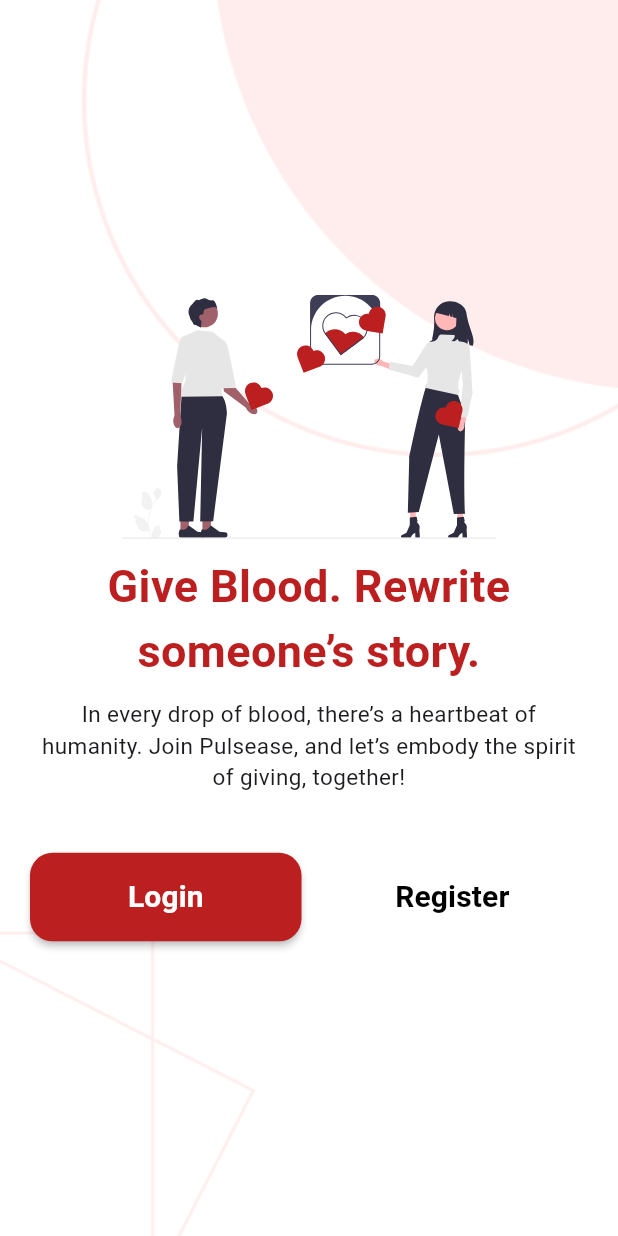
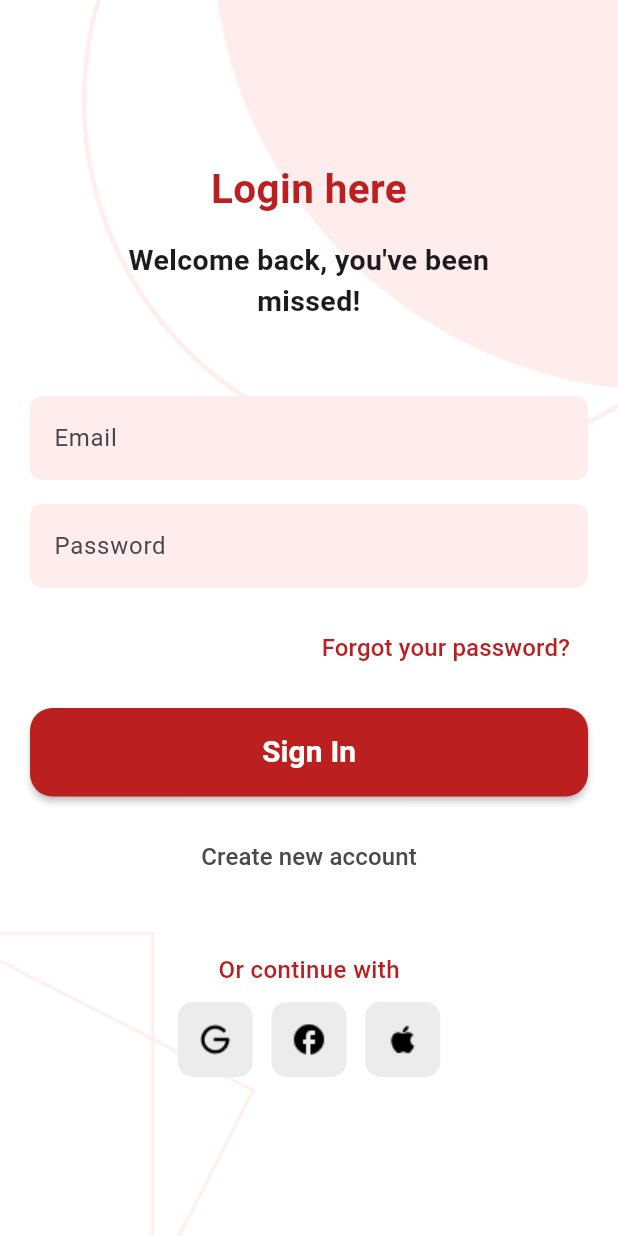
Before and after one commit to naihchams/bloodly_flutter, a Flutter app: the screen it shows after launch, after a tap on "Login", on a phone screen of 412 x 824 dp. Run offline on Flutter 3.47's test engine with Material 3 defaults, Android fonts, the phone set to English and light mode, and no system bars; our stand-ins replace flutter_svg.

Commit message:
login screen frontend

```diff
--- a/lib/constants/color.dart
+++ b/lib/constants/color.dart
@@ -1,3 +1,7 @@
 import 'package:flutter/material.dart';
 
-const primaryColor = const Color(0xFFBB1F1F);
+const primaryColor = Color(0xFFBB1F1F);
+const secondaryColor = Color(0xFFFFEDED);
+const darkGreyColor = Color(0xFF494949);
+const greyColor = Color(0xFFECECEC);
+const darkBlueColor = Color(0xFF0A2635);
--- a/lib/constants/images.dart
+++ b/lib/constants/images.dart
@@ -1,2 +1,5 @@
 const backgroundImage = 'assets/images/background.png';
 const welcomeScreenIcon = 'assets/images/spread_love_icon.svg';
+const googleIcon = 'assets/images/google_icon.png';
+const facebookIcon = 'assets/images/facebook_icon.png';
+const appleIcon = 'assets/images/apple_icon.png';
--- /dev/null
+++ b/lib/screens/login_screen.dart
@@ -0,0 +1,198 @@
+import 'package:flutter/material.dart';
+import 'package:myapp/constants/color.dart';
+import 'package:myapp/constants/images.dart';
+import 'package:myapp/utils/form_validation.dart';
+import 'package:myapp/widgets/custom_button.dart';
+import 'package:myapp/widgets/custom_textfield.dart';
+
+class LoginScreen extends StatelessWidget {
+  LoginScreen({super.key});
+
+  final _emailController = TextEditingController();
+  final _passwordController = TextEditingController();
+  final _formKey = GlobalKey<FormState>();
+
+  @override
+  Widget build(BuildContext context) {
+    return Scaffold(
+      body: Container(
+        width: MediaQuery.of(context).size.width,
+        height: MediaQuery.of(context).size.height,
+        decoration: const BoxDecoration(
+          image: DecorationImage(
+            image: AssetImage(backgroundImage),
+            fit: BoxFit.cover,
+          ),
+        ),
+        child: Center(
+          child: SingleChildScrollView(
+            child: Padding(
+              padding: const EdgeInsets.symmetric(
+                vertical: 50,
+                horizontal: 20,
+              ),
+              child: Column(
+                mainAxisAlignment: MainAxisAlignment.center,
+                crossAxisAlignment: CrossAxisAlignment.center,
+                children: [
+                  const Text(
+                    "Login here",
+                    style: TextStyle(
+                      fontSize: 27,
+                      fontWeight: FontWeight.bold,
+                      color: primaryColor,
+                    ),
+                    textAlign: TextAlign.center,
+                  ),
+                  const SizedBox(height: 15),
+                  const SizedBox(
+                    width: 250,
+                    child: Text(
+                      "Welcome back, you've been missed!",
+                      textAlign: TextAlign.center,
+                      style: TextStyle(
+                        fontSize: 19,
+                        fontWeight: FontWeight.w600,
+                      ),
+                    ),
+                  ),
+                  const SizedBox(height: 50),
+                  Form(
+                    key: _formKey,
+                    child: Column(
+                      mainAxisAlignment: MainAxisAlignment.center,
+                      children: [
+                        CustomTextField(
+                          hintText: 'Email',
+                          controller: _emailController,
+                          validator: validateEmail,
+                        ),
+                        const SizedBox(height: 16),
+                        CustomTextField(
+                          hintText: 'Password',
+                          controller: _passwordController,
+                          obscureText: true,
+                          validator: validatePassword,
+                        ),
+                        const SizedBox(height: 16),
+                        Align(
+                          alignment: Alignment.centerRight,
+                          child: TextButton(
+                            onPressed: () {},
+                            child: const Text(
+                              "Forgot your password?",
+                              style: TextStyle(
+                                color: primaryColor,
+                                fontSize: 16,
+                                fontWeight: FontWeight.w500,
+                              ),
+                              textAlign: TextAlign.right,
+                            ),
+                          ),
+                        ),
+                        const SizedBox(height: 16),
+                        SizedBox(
+                          width: MediaQuery.of(context).size.width,
+                          child: Expanded(
+                            child: CustomButton(
+                              text: "Sign In",
+                              backgroundColor: primaryColor,
+                              foregroundColor: Colors.white,
+                              onPressed: () {
+                                if (_formKey.currentState?.validate() == true) {
+                                  print('Email: ${_emailController.text}');
+                                  print(
+                                      'Password: ${_passwordController.text}');
+                                }
+                              },
+                              elevation: 2,
+                            ),
+                          ),
+                        ),
+                        const SizedBox(height: 16),
+                        TextButton(
+                          onPressed: () {},
+                          child: const Text(
+                            "Create new account",
+                            style: TextStyle(
+                              color: darkGreyColor,
+                              fontSize: 16,
+                              fontWeight: FontWeight.w500,
+                            ),
+                          ),
+                        ),
+                        const SizedBox(height: 40),
+                        const Text(
+                          "Or continue with",
+                          style: TextStyle(
+                            color: primaryColor,
+                            fontSize: 16,
+                            fontWeight: FontWeight.w500,
+                          ),
+                        ),
+                        const SizedBox(height: 10),
+                        Center(
+                          child: SizedBox(
+                            width: 200,
+                            child: Row(
+                              crossAxisAlignment: CrossAxisAlignment.center,
+                              mainAxisAlignment: MainAxisAlignment.spaceEvenly,
+                              children: [
+                                GestureDetector(
+                                  onTap: () {},
+                                  child: Container(
+                                    decoration: BoxDecoration(
+                                      color: greyColor,
+                                      borderRadius: BorderRadius.circular(10),
+                                    ),
+                                    child: Image.asset(
+                                      googleIcon,
+                                      width: 50,
+                                      height: 50,
+                                    ),
+                                  ),
+                                ),
+                                GestureDetector(
+                                  onTap: () {},
+                                  child: Container(
+                                    decoration: BoxDecoration(
+                                      color: greyColor,
+                                      borderRadius: BorderRadius.circular(10),
+                                    ),
+                                    child: Image.asset(
+                                      facebookIcon,
+                                      width: 50,
+                                      height: 50,
+                                    ),
+                                  ),
+                                ),
+                                GestureDetector(
+                                  onTap: () {},
+                                  child: Container(
+                                    decoration: BoxDecoration(
+                                      color: greyColor,
+                                      borderRadius: BorderRadius.circular(10),
+                                    ),
+                                    child: Image.asset(
+                                      appleIcon,
+                                      width: 50,
+                                      height: 50,
+                                    ),
+                                  ),
+                                ),
+                              ],
+                            ),
+                          ),
+                        ),
+                      ],
+                    ),
+                  ),
+                ],
+              ),
+            ),
+          ),
+        ),
+      ),
+    );
+  }
+}
--- a/lib/screens/welcome_screen.dart
+++ b/lib/screens/welcome_screen.dart
@@ -2,6 +2,7 @@ import 'package:flutter/material.dart';
 import 'package:myapp/constants/color.dart';
 import 'package:myapp/constants/images.dart';
 import 'package:flutter_svg/flutter_svg.dart';
+import 'package:myapp/screens/login_screen.dart';
 import 'package:myapp/widgets/custom_button.dart';
 
 class WelcomeScreen extends StatelessWidget {
@@ -62,7 +63,14 @@ class WelcomeScreen extends StatelessWidget {
                       backgroundColor: primaryColor,
                       foregroundColor: Colors.white,
                       elevation: 2,
-                      onPressed: () {},
+                      onPressed: () {
+                        Navigator.pushReplacement(
+                          context,
+                          MaterialPageRoute(
+                            builder: (context) => LoginScreen(),
+                          ),
+                        );
+                      },
                     ),
                   ),
                   const SizedBox(width: 10),
--- /dev/null
+++ b/lib/utils/form_validation.dart
@@ -0,0 +1,28 @@
+String? validateEmail(String? value) {
+  const pattern = r"(?:[a-z0-9!#$%&'*+/=?^_`{|}~-]+(?:\.[a-z0-9!#$%&'"
+      r'*+/=?^_`{|}~-]+)*|"(?:[\x01-\x08\x0b\x0c\x0e-\x1f\x21\x23-\x5b\x5d-'
+      r'\x7f]|\\[\x01-\x09\x0b\x0c\x0e-\x7f])*")@(?:(?:[a-z0-9](?:[a-z0-9-]*'
+      r'[a-z0-9])?\.)+[a-z0-9](?:[a-z0-9-]*[a-z0-9])?|\[(?:(?:(2(5[0-5]|[0-4]'
+      r'[0-9])|1[0-9][0-9]|[1-9]?[0-9]))\.){3}(?:(2(5[0-5]|[0-4][0-9])|1[0-9]'
+      r'[0-9]|[1-9]?[0-9])|[a-z0-9-]*[a-z0-9]:(?:[\x01-\x08\x0b\x0c\x0e-\x1f\'
+      r'x21-\x5a\x53-\x7f]|\\[\x01-\x09\x0b\x0c\x0e-\x7f])+)\])';
+  final regex = RegExp(pattern);
+
+  return value!.isNotEmpty && !regex.hasMatch(value)
+      ? 'Enter a valid email address'
+      : null;
+}
+
+String? validatePassword(String? value) {
+  RegExp regex =
+      RegExp(r'^(?=.*?[A-Z])(?=.*?[a-z])(?=.*?[0-9])(?=.*?[!@#\$&*~]).{8,}$');
+  if (value!.isEmpty) {
+    return 'Please enter password';
+  } else {
+    if (!regex.hasMatch(value)) {
+      return 'Enter a valid password';
+    } else {
+      return null;
+    }
+  }
+}
--- a/lib/widgets/custom_button.dart
+++ b/lib/widgets/custom_button.dart
@@ -1,7 +1,4 @@
 import 'package:flutter/material.dart';
-import 'package:myapp/constants/color.dart';
-import 'package:myapp/constants/images.dart';
-import 'package:flutter_svg/flutter_svg.dart';
 
 class CustomButton extends StatelessWidget {
   final String text;
--- /dev/null
+++ b/lib/widgets/custom_textfield.dart
@@ -0,0 +1,64 @@
+import 'package:flutter/material.dart';
+import 'package:myapp/constants/color.dart';
+
+class CustomTextField extends StatelessWidget {
+  final String hintText;
+  final bool obscureText;
+  final TextEditingController controller;
+  final String? Function(String?)? validator;
+
+  const CustomTextField({
+    Key? key,
+    required this.hintText,
+    this.obscureText = false,
+    required this.controller,
+    this.validator,
+  }) : super(key: key);
+
+  @override
+  Widget build(BuildContext context) {
+    return TextFormField(
+      controller: controller,
+      obscureText: obscureText,
+      decoration: InputDecoration(
+        hintText: hintText,
+        filled: true,
+        fillColor: secondaryColor,
+        border: OutlineInputBorder(
+          borderSide: BorderSide(
+            color: Colors.transparent,
+          ),
+          borderRadius: BorderRadius.circular(8),
+        ),
+        enabledBorder: OutlineInputBorder(
+          borderSide: BorderSide(
+            color: Colors.transparent,
+          ),
+          borderRadius: BorderRadius.circular(8),
+        ),
+        focusedBorder: OutlineInputBorder(
+          borderSide: BorderSide(
+            color: primaryColor,
+            width: 2.0,
+          ),
+          borderRadius: BorderRadius.circular(8),
+        ),
+        errorBorder: OutlineInputBorder(
+          borderSide: BorderSide(
+            color: primaryColor,
+            width: 2.0,
+          ),
+          borderRadius: BorderRadius.circular(8),
+        ),
+        focusedErrorBorder: OutlineInputBorder(
+          borderSide: BorderSide(
+            color: primaryColor,
+            width: 2.0,
+          ),
+          borderRadius: BorderRadius.circular(8),
+        ),
+      ),
+      validator: validator,
+    );
+  }
+}
```
Also changed, not shown: assets/images/apple_icon.png (added), assets/images/facebook_icon.png (added), assets/images/google_icon.png (added).
